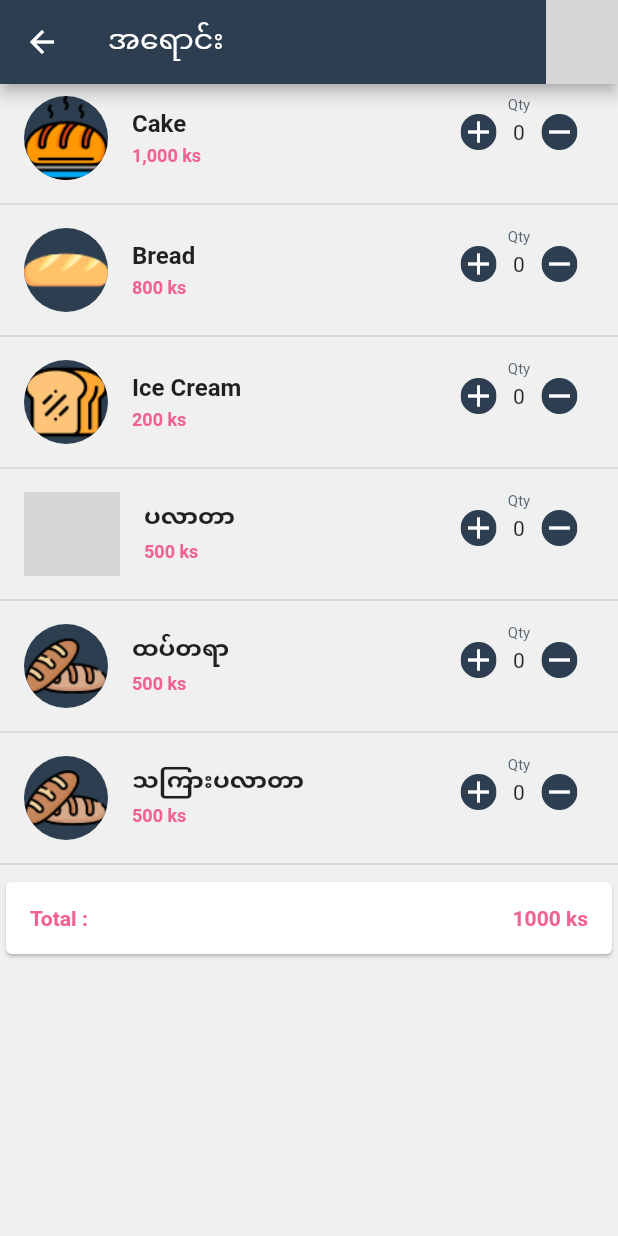
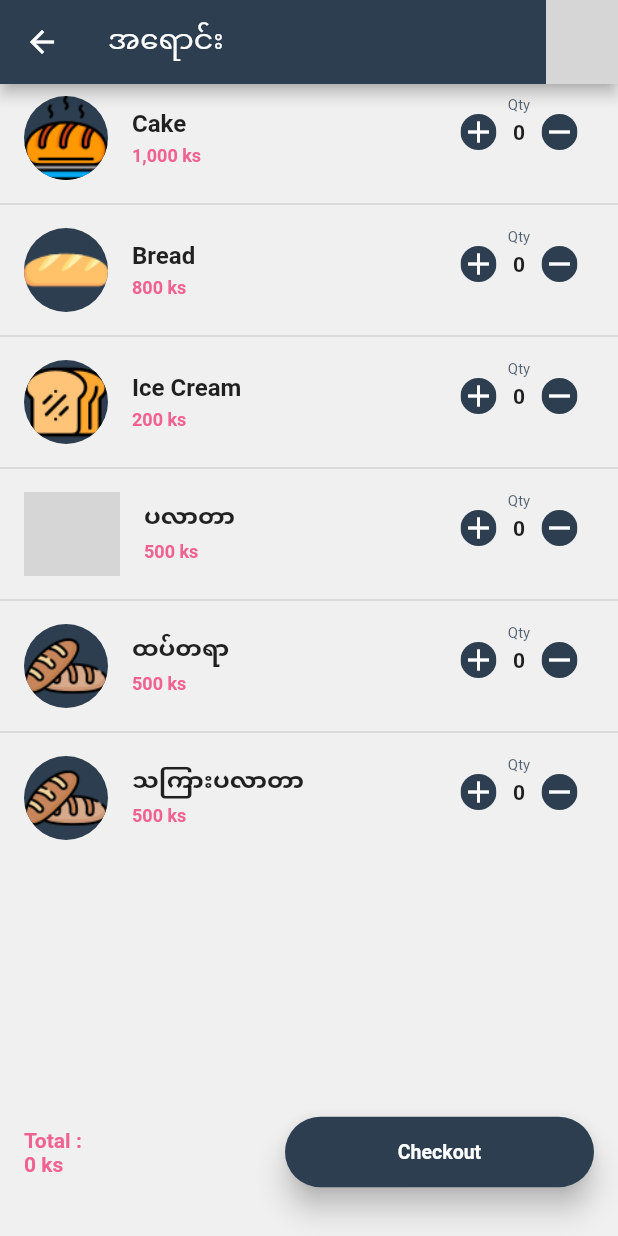
Before and after one commit to naing-pyae-hlyan/stmledger, a Flutter app: the SaleHomePage screen opened directly, on a phone screen of 412 x 824 dp. Run offline on Flutter 3.47's test engine with Material 2 defaults, Android fonts, the phone set to English and light mode, and no system bars; our stand-ins replace device_info_plus, fluttertoast, image_picker, multi_select_flutter, package_info_plus; missing offline and left inert: add_to_cart_animation; grey boxes are pictures that could not be loaded.

Commit message:
add to cart UI implemented

```diff
--- a/lib/controller/category_ctrl.dart
+++ b/lib/controller/category_ctrl.dart
@@ -5,37 +5,37 @@ import '../lib_exp.dart';
 class CategoryCtrl with ChangeNotifier {
   List<Products> products = [
     Products(
-      names: ['Cake'],
+      name: 'Cake',
       price: 1000,
       imgURl: 'assets/icons/bakery.png',
       qty: 0,
     ),
     Products(
-      names: ['Bread'],
+      name: 'Bread',
       price: 800,
       imgURl: 'assets/icons/bread1.png',
       qty: 0,
     ),
     Products(
-      names: ['Ice Cream'],
+      name: 'Ice Cream',
       price: 200,
       imgURl: 'assets/icons/bread2.png',
       qty: 0,
     ),
     Products(
-      names: ['ပလာတာ'],
+      name: 'ပလာတာ',
       price: 500,
       imgURl: 'assets/icons/bread3.png',
       qty: 0,
     ),
     Products(
-      names: ['ထပ်တရာ'],
+      name: 'ထပ်တရာ',
       price: 500,
       imgURl: 'assets/icons/bread4.png',
       qty: 0,
     ),
     Products(
-      names: ['သကြားပလာတာ'],
+      name: 'သကြားပလာတာ',
       price: 500,
       imgURl: 'assets/icons/bread4.png',
       qty: 0,
--- a/lib/controller/sale_ctrl.dart
+++ b/lib/controller/sale_ctrl.dart
@@ -29,4 +29,14 @@ class SaleCtrl with ChangeNotifier {
     }
     return count;
   }
+
+  int get totalAmount {
+    int amt = 0;
+    for (var p in cartList) {
+      if (p.price != null && p.qty != null && p.price! > 0 && p.qty! > 0) {
+        amt += (p.price! * p.qty!);
+      }
+    }
+    return amt;
+  }
 }
--- a/lib/model/products_model.dart
+++ b/lib/model/products_model.dart
@@ -1,7 +1,7 @@
 class Products {
   int? no;
   DateTime? date;
-  List<String>? names;
+  String? name;
   int? price;
   int? qty;
   int? charge;
@@ -11,7 +11,7 @@ class Products {
   Products({
     this.no,
     this.date,
-    this.names,
+    this.name,
     this.price = 0,
     this.qty = 0,
     this.charge = 0,
--- a/lib/ui/dialog/add_category_dialog.dart
+++ b/lib/ui/dialog/add_category_dialog.dart
@@ -30,7 +30,7 @@ class AddCategoryDialog {
         } else {
           onPresss(
             Products(
-              names: [nameCtrl.text],
+              name: nameCtrl.text,
               price: int.parse(priceCtrl.text),
               imgURl: context.read<RandomImageCtrl>().randomImage,
               qty: 0,
--- a/lib/ui/pages/category/category_home_page.dart
+++ b/lib/ui/pages/category/category_home_page.dart
@@ -82,14 +82,14 @@ class _CategoryHomePageState extends State<CategoryHomePage> {
             }
             return MyItem(
               imgUrl: categoryCtrl.products[index].imgURl,
-              label: categoryCtrl.products[index].names?[0],
+              label: categoryCtrl.products[index].name?[0],
               price: categoryCtrl.products[index].price,
               isAdd: false,
               onCloseBtnCallback: () => _onRemovePress(index),
               onPress: () => _onUpdatePress(
                 index: index,
                 imgURl: categoryCtrl.products[index].imgURl ?? '',
-                name: categoryCtrl.products[index].names?[0] ?? '',
+                name: categoryCtrl.products[index].name?[0] ?? '',
                 price: categoryCtrl.products[index].price ?? 0,
               ),
             );
--- a/lib/ui/pages/sale/sale_home_page.dart
+++ b/lib/ui/pages/sale/sale_home_page.dart
@@ -78,20 +78,26 @@ class _SaleHomePageState extends State<SaleHomePage> {
             ),
           ],
         ),
-          body: _bodyWidget()),
+        body: _body(),
+      ),
     );
   }
 
-  Widget _bodyWidget() => Consumer<SaleCtrl>(
+  Widget _body() => Column(
+        children: <Widget>[
+          _listItemsView(),
+          _footerRow(),
+          const SizedBox(height: 16),
+        ],
+      );
+
+  Widget _listItemsView() => Consumer<SaleCtrl>(
         builder: (_, ctrl, __) {
-          return ListView.separated(
+          return Expanded(
+            child: ListView.separated(
               shrinkWrap: true,
-            itemCount: ctrl.cartList.length + 1,
-            itemBuilder: (_, index) {
-              if (index == ctrl.cartList.length) {
-                return _totalWidget();
-              }
-              return AddToCardItem(
+              itemCount: ctrl.cartList.length,
+              itemBuilder: (_, index) => AddToCardItem(
                 products: ctrl.cartList[index],
                 onAddClick: (key) {
                   ctrl.addQty(index);
@@ -102,18 +108,38 @@ class _SaleHomePageState extends State<SaleHomePage> {
                   onReduceClick(key, count: ctrl.cartCounter);
                 },
                 globalKey: imageGlobalKeyList[index],
-              );
-            },
+              ),
               separatorBuilder: (_, index) => const Divider(thickness: 1),
+            ),
           );
         },
       );
 
-  Widget _totalWidget() => Card(
-        child: Padding(
+  Widget _footerRow() => Padding(
         padding: const EdgeInsets.all(16.0),
         child: Row(
           mainAxisAlignment: MainAxisAlignment.spaceBetween,
+          children: <Widget>[
+            SizedBox(
+              width: context.width * 0.4,
+              child: _totalWidget(),
+            ),
+            SizedBox(
+              width: context.width * 0.5,
+              child: MyButton(
+                onTap: () => context.push(VoucherPage(
+                  products: _saleCtrl.cartList,
+                )),
+                label: 'Checkout',
+              ),
+            )
+          ],
+        ),
+      );
+
+  Widget _totalWidget() => Column(
+        mainAxisAlignment: MainAxisAlignment.spaceBetween,
+        crossAxisAlignment: CrossAxisAlignment.start,
         children: <Widget>[
           Text(
             'Total : ',
@@ -122,15 +148,15 @@ class _SaleHomePageState extends State<SaleHomePage> {
               color: Colors.pink[300],
             ),
           ),
-              Text(
-                '1000 $dia',
+          Consumer<SaleCtrl>(builder: (_, ctrl, __) {
+            return Text(
+              ctrl.totalAmount.toString().currency + ' $dia',
               style: TextStyle(
                 fontWeight: FontWeight.bold,
                 color: Colors.pink[300],
               ),
-              ),
+            );
+          }),
         ],
-          ),
-        ),
       );
 }
--- a/lib/ui/pages/sale/voucher_page.dart
+++ b/lib/ui/pages/sale/voucher_page.dart
@@ -3,7 +3,7 @@ import 'package:stmledger/ui/widgets/voucher_item.dart';
 import '../../../lib_exp.dart';
 
 class VoucherPage extends StatefulWidget {
-  final Products products;
+  final List<Products> products;
   const VoucherPage({
     required this.products,
     Key? key,
@@ -37,7 +37,7 @@ class _VoucherPageState extends State<VoucherPage> {
             Expanded(
               child: SingleChildScrollView(
                 child: VoucherItem(
-                  products: widget.products,
+                  products: widget.products[0],
                 ),
               ),
             ),
--- a/lib/ui/pages/summary/summary_home_page.dart
+++ b/lib/ui/pages/summary/summary_home_page.dart
@@ -19,7 +19,7 @@ class _SummaryHomePageState extends State<SummaryHomePage> {
     super.initState();
     _categoryCtrl = context.read<CategoryCtrl>();
     for (var p in _categoryCtrl.products) {
-      _productNameList.add(p.names?[0] ?? '');
+      _productNameList.add(p.name?[0] ?? '');
     }
     _selectedName = _productNameList[0];
   }
--- a/lib/ui/widgets/add_to_cart_item.dart
+++ b/lib/ui/widgets/add_to_cart_item.dart
@@ -21,7 +21,7 @@ class AddToCardItem extends StatelessWidget {
         assetImage: products.imgURl,
       ),
       title: Text(
-        products.names?[0] ?? '',
+        products.name ?? '',
         style: const TextStyle(
           fontWeight: FontWeight.w700,
         ),
@@ -59,7 +59,10 @@ class AddToCardItem extends StatelessWidget {
                   () => onAddClick(globalKey),
                   icon: Icons.add,
                 ),
-                Text(products.qty!.toString()),
+                Text(
+                  products.qty!.toString(),
+                  style: const TextStyle(fontWeight: FontWeight.w700),
+                ),
                 _trailingBtn(
                   () => onReduceClick(globalKey),
                   icon: Icons.remove,
--- a/lib/ui/widgets/voucher_item.dart
+++ b/lib/ui/widgets/voucher_item.dart
@@ -23,7 +23,7 @@ class VoucherItem extends StatelessWidget {
               'ရက်စွဲ',
               products?.date != null ? products?.date!.ddMMMhhmmAAA : '',
             ),
-            _textRow('အမျိုးအစား', products?.names?.join(',\n') ?? ''),
+            _textRow('အမျိုးအစား', products?.name ?? ''),
             _textRow('အရေအတွက်', (products?.qty ?? '').toString()),
             _textRow(
               'စျေးနှုန်း ($dia)',
```
Lines whose indentation alone changed are shown as unchanged.
